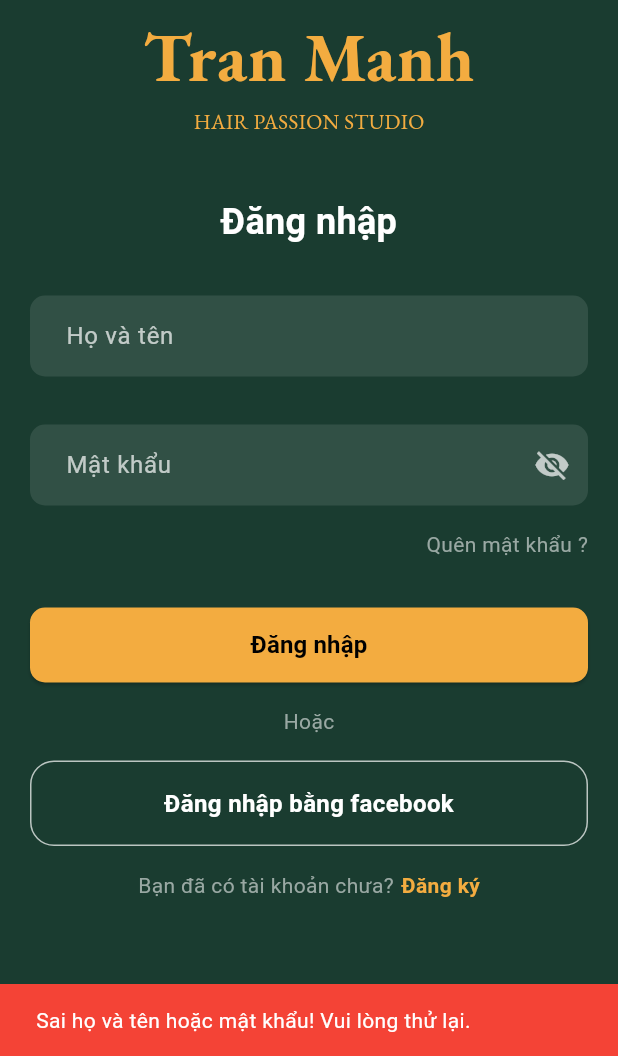
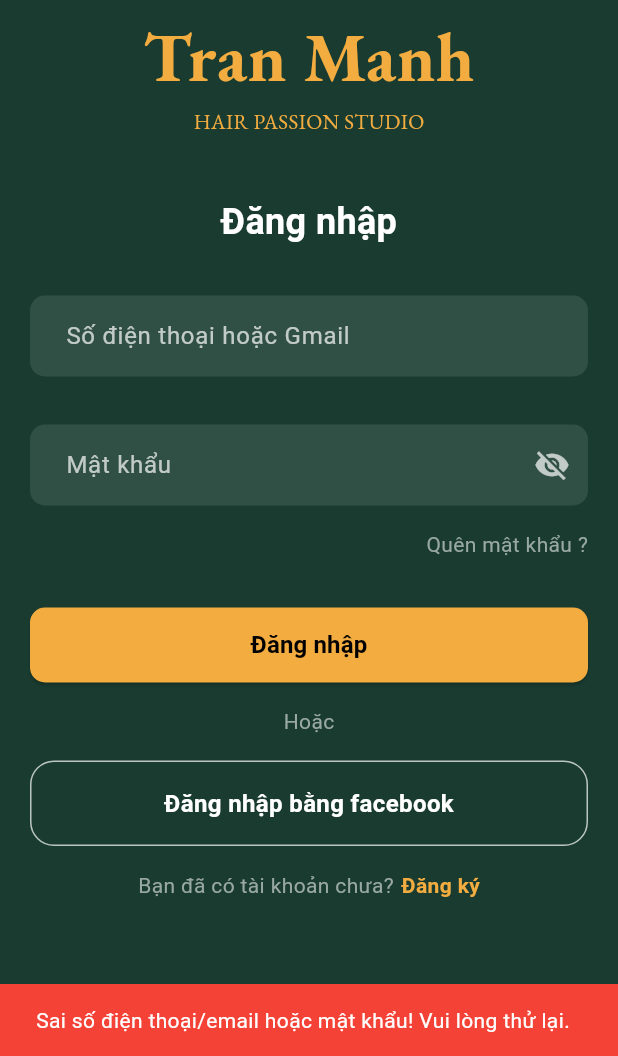
Before and after one commit to finnndev/mobile_training, a Flutter app: the LoginScreen screen opened directly, after a tap on "Đăng nhập", on a phone screen of 412 x 824 dp, the part 180-1236 px from its top. Run offline on Flutter 3.47's test engine with Material 3 defaults, Android fonts, the phone set to English and light mode, and no system bars; our stand-ins replace carousel_slider, flutter_svg, shared_preferences, smooth_page_indicator, table_calendar; accounts and stored records are empty.

```diff
--- a/hps_app/lib/module/login/screens/login_screen.dart
+++ b/hps_app/lib/module/login/screens/login_screen.dart
@@ -15,22 +15,23 @@ class LoginScreen extends StatefulWidget {
 }
 
 class _LoginScreenState extends State<LoginScreen> {
-  late TextEditingController _fullNameController;
+  late TextEditingController _phoneOrEmailController;
   late TextEditingController _passwordController;
+
   bool _isLoading = false;
   bool _isPasswordVisible = false;
 
   @override
   void initState() {
     super.initState();
-    _fullNameController = TextEditingController();
+    _phoneOrEmailController = TextEditingController();
     _passwordController = TextEditingController();
     _loadSavedData();
   }
 
   @override
   void dispose() {
-    _fullNameController.dispose();
+    _phoneOrEmailController.dispose();
     _passwordController.dispose();
     super.dispose();
   }
@@ -39,14 +40,17 @@ class _LoginScreenState extends State<LoginScreen> {
     List<Map<String, String>> users = await MockData.getUsers();
     if (users.isNotEmpty) {
       Map<String, String> lastUser = users.last;
-      _fullNameController.text = lastUser['fullName'] ?? '';
+      // Ưu tiên điền số điện thoại, nếu không có thì điền email
+      _phoneOrEmailController.text = lastUser['phone']?.isNotEmpty == true
+          ? lastUser['phone']!
+          : (lastUser['email'] ?? '');
       _passwordController.text = lastUser['password'] ?? '';
     }
   }
 
   Widget _buildTextField(String hint, {bool isPassword = false}) {
     return TextField(
-      controller: isPassword ? _passwordController : _fullNameController,
+      controller: isPassword ? _passwordController : _phoneOrEmailController,
       obscureText: isPassword ? !_isPasswordVisible : false,
       style: TextStyle(color: Colors.white),
       decoration: InputDecoration(
@@ -100,19 +104,22 @@ class _LoginScreenState extends State<LoginScreen> {
                 ? null
                 : () async {
                   setState(() => _isLoading = true);
-                  String fullName = _fullNameController.text.trim();
+                  String input = _phoneOrEmailController.text.trim();
                   String password = _passwordController.text.trim();
                   List<Map<String, String>> users = await MockData.getUsers();
 
-                  bool isValid = users.any(
+                  Map<String, String>? matchedUser = users.firstWhere(
                     (user) =>
-                        user['fullName'] == fullName &&
+                        (user['phone'] == input ||
+                         user['email'] == input) &&
                         user['password'] == password,
+                    orElse: () => {},
                   );
 
-                  if (isValid) {
+                  if (matchedUser.isNotEmpty) {
                     final prefs = await SharedPreferences.getInstance();
-                    await prefs.setString('username', fullName);
+                    await prefs.setString('phone', matchedUser['phone'] ?? '');
+                    await prefs.setString('email', matchedUser['email'] ?? '');
 
                     Navigator.pushReplacement(
                       context,
@@ -124,7 +131,7 @@ class _LoginScreenState extends State<LoginScreen> {
                     ScaffoldMessenger.of(context).showSnackBar(
                       const SnackBar(
                         content: Text(
-                          'Sai họ và tên hoặc mật khẩu! Vui lòng thử lại.',
+                          'Sai số điện thoại/email hoặc mật khẩu! Vui lòng thử lại.',
                           style: TextStyle(color: Colors.white),
                         ),
                         backgroundColor: Colors.red,
@@ -213,7 +220,7 @@ class _LoginScreenState extends State<LoginScreen> {
                     ),
                   ),
                   const SizedBox(height: 32),
-                  _buildTextField('Họ và tên'),
+                  _buildTextField('Số điện thoại hoặc Gmail'),
                   const SizedBox(height: 32),
                   _buildTextField('Mật khẩu', isPassword: true),
                   const SizedBox(height: 16),
--- a/hps_app/lib/shared/constants/mock_data.dart
+++ b/hps_app/lib/shared/constants/mock_data.dart
@@ -5,12 +5,13 @@ class MockData {
 
   static Future<void> saveUser(
     String fullName,
-    String phoneOrEmail,
-    String password,
-  ) async {
+    String phone,
+    String password, {
+    String email = '',
+  }) async {
     final prefs = await SharedPreferences.getInstance();
     List<String> users = prefs.getStringList(_userKey) ?? [];
-    users.add('$fullName|$phoneOrEmail|$password');
+    users.add('$fullName|$phone|$email|$password');
     await prefs.setStringList(_userKey, users);
   }
 
@@ -21,8 +22,9 @@ class MockData {
       final parts = user.split('|');
       return {
         'fullName': parts[0],
-        'phoneOrEmail': parts[1],
-        'password': parts[2],
+        'phone': parts.length > 1 ? parts[1] : '',
+        'email': parts.length > 2 ? parts[2] : '',
+        'password': parts.length > 3 ? parts[3] : '',
       };
     }).toList();
   }
```
Also changed, not shown: hps_app/lib/module/home/screens/home_screen.dart (+6 -2 lines), hps_app/lib/module/options/screens/options.dart (+22 -5 lines), hps_app/lib/module/options/screens/settings_screen.dart (added, +208 -0 lines), hps_app/lib/module/register/screens/register.dart (+15 -1 lines), hps_app/lib/module/menu/screens/side_menu_screen.dart (added).
